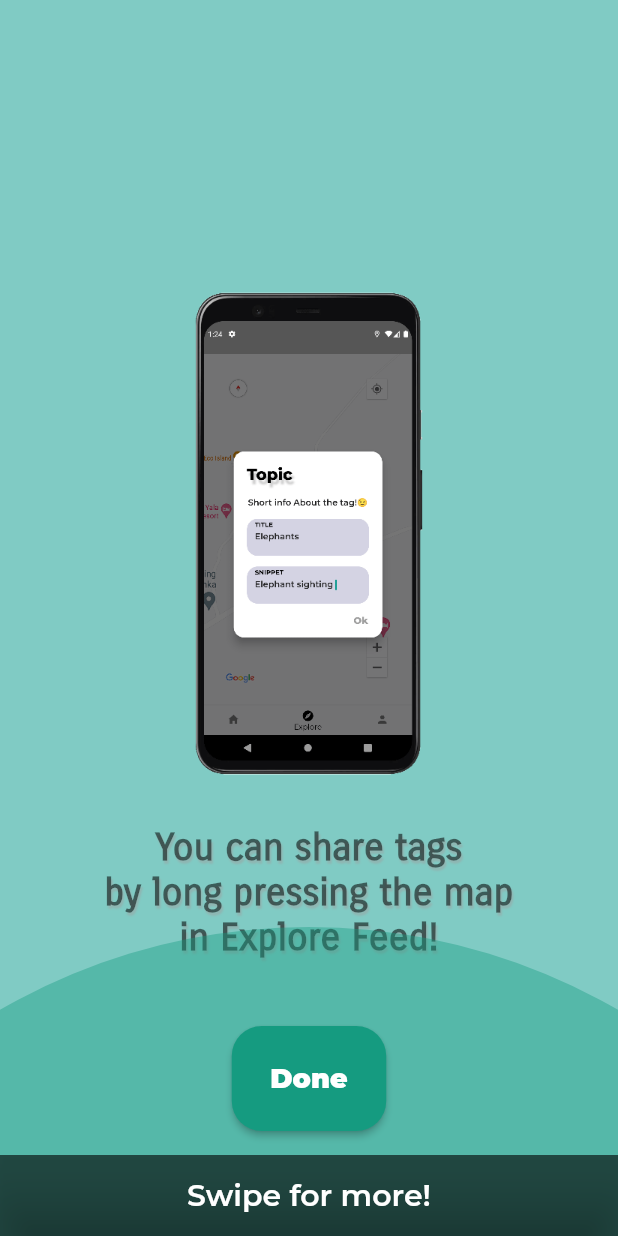
After one commit to amaan-0331/project_hp, a Flutter app: the IntroScreen screen opened directly, swiped to page 4, on a phone screen of 412 x 824 dp. The commit adds this screen. Run offline on Flutter 3.47's test engine with Material 2 defaults, Android fonts, the phone set to English and light mode, and no system bars; drawn by our look-alikes of concentric_transition; our stand-ins replace cloud_firestore, firebase_auth, firebase_core, flutter_spinkit, geolocator, google_maps_flutter and 3 more; accounts and stored records are empty; project files that could hold a hidden picture were left out.

Commit message:
feat(multi) IntroScreen and Fixes

```diff
--- a/lib/src/components/after_list/after_list_elements.dart
+++ b/lib/src/components/after_list/after_list_elements.dart
@@ -32,7 +32,7 @@ Column showAftrerMarkers(BuildContext context, Size size) {
         errorBuilder: (context, error, stackTrace) => SizedBox(),
         height: size.height / 2,
         width: size.width / 2,
-        repeat: true,
+        repeat: false,
       ),
     ],
   );
--- a/lib/src/components/alert_dialogs/alert_dialogs.dart
+++ b/lib/src/components/alert_dialogs/alert_dialogs.dart
@@ -7,9 +7,24 @@ import 'package:project_hp/src/utils/constants.dart';
 class DialogFuncs {
   //Snack message function
   static ScaffoldFeatureController<SnackBar, SnackBarClosedReason> snackMsg(
-      BuildContext context, String message) {
+    BuildContext context,
+    String message,
+  ) {
     return ScaffoldMessenger.of(context).showSnackBar(
-      SnackBar(content: Text(message)),
+      SnackBar(
+        content: Text(
+          message,
+          style: Theme.of(context)
+              .textTheme
+              .subtitle1!
+              .copyWith(fontSize: 20, color: Colors.white),
+          textAlign: TextAlign.center,
+        ),
+        duration: Duration(seconds: 4),
+        dismissDirection: DismissDirection.horizontal,
+        padding: EdgeInsets.symmetric(vertical: kDefaultPadding),
+        backgroundColor: Theme.of(context).hintColor,
+      ),
     );
   }
 
@@ -17,7 +32,7 @@ class DialogFuncs {
   static Future<String?> alertDialog(
     BuildContext context,
     String title,
-    description,
+    String description,
   ) {
     return showDialog<String>(
       context: context,
@@ -38,8 +53,8 @@ class DialogFuncs {
   static Future<String?> alertDialogWithBtn(
     BuildContext context,
     String title,
-    description,
-    btnText,
+    String description,
+    String btnText,
     Function func,
   ) {
     return showDialog<String>(
@@ -99,9 +114,9 @@ class DialogFuncs {
   static Future<String?> alertDialogWithTextFields(
     BuildContext context,
     String title,
-    description,
+    String description,
     TextEditingController titleController,
-    snippetController,
+    TextEditingController snippetController,
   ) {
     return showDialog<String>(
       context: context,
--- a/lib/src/models/user_model.dart
+++ b/lib/src/models/user_model.dart
@@ -1,10 +1,12 @@
 class UserModel {
   String uid, email, name;
   List<dynamic> upVotedlist, downVotedlist, userMarkers;
+  bool introSeen;
   UserModel({
     required this.uid,
     required this.email,
     required this.name,
+    this.introSeen = false,
     this.userMarkers = const [],
     this.upVotedlist = const [],
     this.downVotedlist = const [],
@@ -13,6 +15,7 @@ class UserModel {
       : email = data['email'],
         name = data['name'],
         uid = data['uid'],
+        introSeen = false,
         userMarkers = const [],
         upVotedlist = const [],
         downVotedlist = const [];
--- a/lib/src/providers/auth_providers/auth_provider.dart
+++ b/lib/src/providers/auth_providers/auth_provider.dart
@@ -62,11 +62,11 @@ class SignUpProvider extends AuthProvider {
       await AuthController(context)
           .registerUser(_email.text, _password.text, _name.text);
       setLoading(false);
-      DialogFuncs.snackMsg(context, 'Successful Sign Up!');
+      //DialogFuncs.snackMsg(context, 'Successful Sign Up!');
     } else {
       setLoading(false);
       DialogFuncs.alertDialog(context, 'Fill Details', 'Fill all the Details');
-      DialogFuncs.snackMsg(context, 'Fill the necessary details properly!');
+      //DialogFuncs.snackMsg(context, 'Fill the necessary details properly!');
     }
   }
 }
--- a/lib/src/screens/auth_screen/auth_screen.dart
+++ b/lib/src/screens/auth_screen/auth_screen.dart
@@ -27,7 +27,7 @@ class _AuthScreenState extends State<AuthScreen> {
           children: [
             BackgroundImage(
               size: size,
-              imgUrl: 'assets/images/background1.jpg',
+              imgUrl: '${imageAssetpath}background1.jpg',
             ),
             AuthFields(nextScreen: widget.userSelection, size: size)
           ],
--- /dev/null
+++ b/lib/src/screens/intro_screen/intro_screen.dart
@@ -0,0 +1,108 @@
+import 'package:concentric_transition/concentric_transition.dart';
+import 'package:flutter/material.dart';
+import 'package:flutter/widgets.dart';
+import 'package:project_hp/src/components/alert_dialogs/alert_dialogs.dart';
+import 'package:project_hp/src/components/button/main_button.dart';
+import 'package:project_hp/src/screens/screen_navigator/bottom_navigator.dart';
+import 'package:project_hp/src/utils/constants.dart';
+import 'package:project_hp/src/utils/functions.dart';
+
+class IntroScreen extends StatefulWidget {
+  const IntroScreen({Key? key}) : super(key: key);
+
+  @override
+  State<IntroScreen> createState() => _IntroScreenState();
+}
+
+class _IntroScreenState extends State<IntroScreen> {
+  @override
+  void initState() {
+    super.initState();
+
+    Future.delayed(
+      Duration(seconds: 1),
+      () => DialogFuncs.snackMsg(context, 'Swipe for more!'),
+    );
+  }
+
+  @override
+  Widget build(BuildContext context) {
+    List<Widget> introPageItems = [
+      introPageWidget(
+        context,
+        'Checkout Tags\naround you in\nNearby Feed!',
+        'nearbyfeed.png',
+      ),
+      introPageWidget(
+        context,
+        'Checkout the explore feed\nfor more Interesting tags\nin the map!',
+        'explorefeed.png',
+      ),
+      introPageWidget(
+        context,
+        'You can help\nmake tags more reliable\nby Voting on them!',
+        'votingtags.png',
+      ),
+      introPageWidget(
+        context,
+        'You can share tags\nby long pressing the map\nin Explore Feed!',
+        'addingtags.png',
+      ),
+      Center(
+        child: Text(
+          'Start sharing the Moment ❤\nStart enjoying the Life 🤪',
+          textAlign: TextAlign.center,
+          style: Theme.of(context).textTheme.headline4!.copyWith(fontSize: 28),
+        ),
+      ),
+    ];
+
+    Size size = MediaQuery.of(context).size;
+    String btnText = 'Done';
+    return Scaffold(
+      floatingActionButton: MainButton(
+        btnText: btnText,
+        btnFunc: () =>
+            NavigatorFuncs.navigateToNoBack(context, BottomNavigator()),
+        btnWidth: size.width / 4,
+      ),
+      floatingActionButtonLocation: FloatingActionButtonLocation.centerFloat,
+      body: ConcentricPageView(
+        duration: Duration(seconds: 2),
+        itemCount: introPageItems.length,
+        curve: Curves.easeInCubic,
+        physics: BouncingScrollPhysics(),
+        radius: size.width,
+        colors: [
+          Theme.of(context).primaryColor.withOpacity(0.4),
+          Theme.of(context).backgroundColor,
+        ],
+        itemBuilder: (index, value) {
+          return introPageItems[index];
+        },
+      ),
+    );
+  }
+
+  Widget introPageWidget(
+    BuildContext context,
+    String screenText,
+    String imgName,
+  ) {
+    return Center(
+      child: Column(
+        mainAxisAlignment: MainAxisAlignment.center,
+        crossAxisAlignment: CrossAxisAlignment.center,
+        children: [
+          Image.asset('$imageAssetpath$imgName', width: 200),
+          SizedBox(height: kDefaultPadding * 1.5),
+          Text(
+            screenText,
+            textAlign: TextAlign.center,
+            style: Theme.of(context).textTheme.headline4,
+          ),
+        ],
+      ),
+    );
+  }
+}
--- a/lib/src/utils/constants.dart
+++ b/lib/src/utils/constants.dart
@@ -10,6 +10,9 @@ enum VoteStatus {
 }
 
 const double kDefaultPadding = 15;
+
+//path for image assets
+const String imageAssetpath = 'assets/images/';
 
 //consts for google map camera positionszoom: 17,tilt: 60,
 const double kZoom = 17;
--- a/lib/src/utils/theme.dart
+++ b/lib/src/utils/theme.dart
@@ -1,5 +1,6 @@
 import 'package:flutter/material.dart';
 import 'package:project_hp/src/components/shadow/boxShadow.dart';
+import 'package:project_hp/src/utils/constants.dart';
 
 final ThemeData mainTheme = ThemeData(
   visualDensity: VisualDensity.standard,
@@ -54,9 +55,22 @@ final ThemeData mainTheme = ThemeData(
       fontWeight: FontWeight.w800,
       color: Colors.black,
     ),
+    headline4: TextStyle(
+      fontFamily: 'CarroisGothic',
+      fontSize: 25,
+      fontWeight: FontWeight.w600,
+      shadows: [boxShadowSubtle()],
+    ),
     subtitle1: TextStyle(fontWeight: FontWeight.w600, fontSize: 16),
     caption: TextStyle(fontWeight: FontWeight.w600, fontSize: 16),
     button: TextStyle(fontWeight: FontWeight.w800, fontSize: 18),
+  ),
+
+  //Snackbar theme
+  snackBarTheme: SnackBarThemeData(
+    backgroundColor: Colors.white70,
+    elevation: kDefaultPadding,
+    behavior: SnackBarBehavior.fixed,
   ),
 
   //Text Input decoration theme
--- a/pubspec.yaml
+++ b/pubspec.yaml
@@ -33,6 +33,7 @@ dependencies:
   flutter_spinkit: ^5.0.0
   logger: ^1.0.0
   lottie: ^1.2.1
+  concentric_transition: ^1.0.1+1
   # rflutter_alert: ^2.0.4
   # google_fonts: ^2.1.0
   # flutter_screenutil: ^5.0.0+2
```
Also changed, not shown: lib/src/controllers/auth_controller.dart (+22 -9 lines), lib/src/controllers/database_controller.dart (+10 -0 lines), lib/src/screens/account_screen/account_screen.dart (+7 -1 lines), lib/src/screens/map_screen/components/home_screen_title.dart (+7 -5 lines), lib/src/screens/nearby_screen/nearby_screen.dart (+10 -5 lines), lib/src/screens/splash_screen/splash_screen.dart (+19 -5 lines), assets/images/addingtags.png (added), assets/images/explorefeed.png (added), assets/images/nearbyfeed.png (added), assets/images/votingtags.png (added), flutter_01.png (deleted), pubspec.lock.
